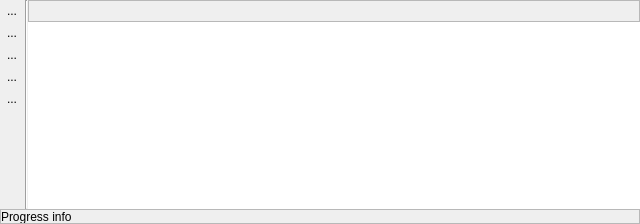
The window that eotimeseriesviewer/ui/timeseriesdock.ui (jakimowb/eo-time-series-viewer) describes before a commit, drawn with Qt 5.
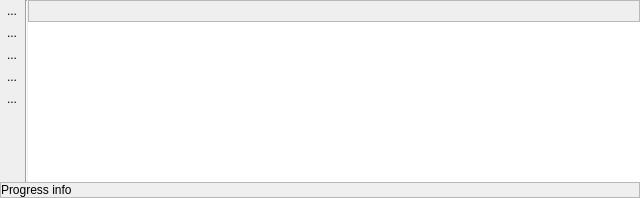
The same window after the commit. Custom widgets are drawn as their Qt base class.

Diff of the .ui file:
```diff
--- a/eotimeseriesviewer/ui/timeseriesdock.ui
+++ b/eotimeseriesviewer/ui/timeseriesdock.ui
@@ -7,7 +7,7 @@
     <x>0</x>
     <y>0</y>
     <width>640</width>
-    <height>224</height>
+    <height>198</height>
    </rect>
   </property>
   <property name="sizePolicy">
@@ -16,6 +16,12 @@
     <verstretch>0</verstretch>
    </sizepolicy>
   </property>
+  <property name="minimumSize">
+   <size>
+    <width>152</width>
+    <height>139</height>
+   </size>
+  </property>
   <property name="windowTitle">
    <string>Time Series</string>
   </property>
@@ -247,7 +253,7 @@
       <property name="maximumSize">
        <size>
         <width>16777215</width>
-        <height>15</height>
+        <height>524287</height>
        </size>
       </property>
       <property name="frameShape">
```
